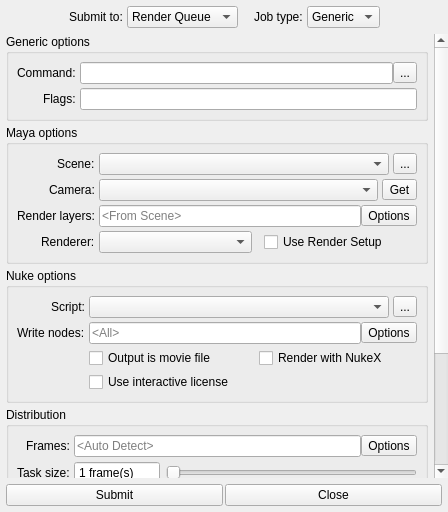
Qt form submit.ui (all-in-one-of/renderqueue) before a commit.
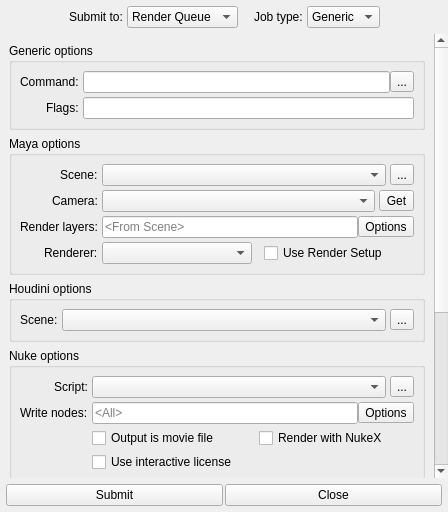
The same form after that commit.

```diff
--- a/submit.ui
+++ b/submit.ui
@@ -190,29 +190,14 @@
         <rect>
          <x>0</x>
          <y>0</y>
-         <width>435</width>
-         <height>605</height>
+         <width>438</width>
+         <height>692</height>
         </rect>
        </property>
        <property name="noBackground" stdset="0">
         <bool>true</bool>
        </property>
-       <layout class="QVBoxLayout" name="settings_verticalLayout">
-        <property name="spacing">
-         <number>4</number>
-        </property>
-        <property name="leftMargin">
-         <number>6</number>
-        </property>
-        <property name="topMargin">
-         <number>0</number>
-        </property>
-        <property name="rightMargin">
-         <number>6</number>
-        </property>
-        <property name="bottomMargin">
-         <number>0</number>
-        </property>
+       <layout class="QVBoxLayout" name="verticalLayout_2">
         <item>
          <widget class="QGroupBox" name="generic_groupBox">
           <property name="sizePolicy">
@@ -717,6 +702,120 @@
           </layout>
          </widget>
         </item>
+        <item>
+         <widget class="QGroupBox" name="houdini_groupBox">
+          <property name="sizePolicy">
+           <sizepolicy hsizetype="Preferred" vsizetype="Maximum">
+            <horstretch>0</horstretch>
+            <verstretch>0</verstretch>
+           </sizepolicy>
+          </property>
+          <property name="title">
+           <string>Houdini options</string>
+          </property>
+          <property name="checked">
+           <bool>false</bool>
+          </property>
+          <property name="expandable" stdset="0">
+           <bool>true</bool>
+          </property>
+          <property name="xmlCategory" stdset="0">
+           <string>houdini</string>
+          </property>
+          <layout class="QFormLayout" name="maya_formLayout_2">
+           <property name="labelAlignment">
+            <set>Qt::AlignRight|Qt::AlignTrailing|Qt::AlignVCenter</set>
+           </property>
+           <property name="horizontalSpacing">
+            <number>4</number>
+           </property>
+           <property name="verticalSpacing">
+            <number>4</number>
+           </property>
+           <property name="leftMargin">
+            <number>8</number>
+           </property>
+           <property name="topMargin">
+            <number>8</number>
+           </property>
+           <property name="rightMargin">
+            <number>8</number>
+           </property>
+           <property name="bottomMargin">
+            <number>8</number>
+           </property>
+           <item row="0" column="0">
+            <widget class="QLabel" name="houdiniScene_label">
+             <property name="text">
+              <string>Scene:</string>
+             </property>
+            </widget>
+           </item>
+           <item row="0" column="1">
+            <widget class="QFrame" name="houdiniScene_frame">
+             <property name="lineWidth">
+              <number>0</number>
+             </property>
+             <layout class="QHBoxLayout" name="mayaScene_horizontalLayout_2">
+              <property name="spacing">
+               <number>4</number>
+              </property>
+              <property name="leftMargin">
+               <number>0</number>
+              </property>
+              <property name="topMargin">
+               <number>0</number>
+              </property>
+              <property name="rightMargin">
+               <number>0</number>
+              </property>
+              <property name="bottomMargin">
+               <number>0</number>
+              </property>
+              <item>
+               <widget class="QComboBox" name="houdiniScene_comboBox">
+                <property name="sizePolicy">
+                 <sizepolicy hsizetype="Expanding" vsizetype="Fixed">
+                  <horstretch>0</horstretch>
+                  <verstretch>0</verstretch>
+                 </sizepolicy>
+                </property>
+                <property name="editable">
+                 <bool>false</bool>
+                </property>
+                <property name="maxCount">
+                 <number>10</number>
+                </property>
+                <property name="insertPolicy">
+                 <enum>QComboBox::InsertAtTop</enum>
+                </property>
+               </widget>
+              </item>
+              <item>
+               <widget class="QToolButton" name="houdiniSceneBrowse_toolButton">
+                <property name="text">
+                 <string>...</string>
+                </property>
+                <property name="iconSize">
+                 <size>
+                  <width>15</width>
+                  <height>15</height>
+                 </size>
+                </property>
+                <property name="toolButtonStyle">
+                 <enum>Qt::ToolButtonIconOnly</enum>
+                </property>
+                <property name="noBackground" stdset="0">
+                 <bool>false</bool>
+                </property>
+               </widget>
+              </item>
+             </layout>
+            </widget>
+           </item>
+          </layout>
+         </widget>
+        </item>
         <item>
          <widget class="QGroupBox" name="nuke_groupBox">
           <property name="sizePolicy">
```
Left out of the diff: 37 changed lines with no effect on the pictures.
